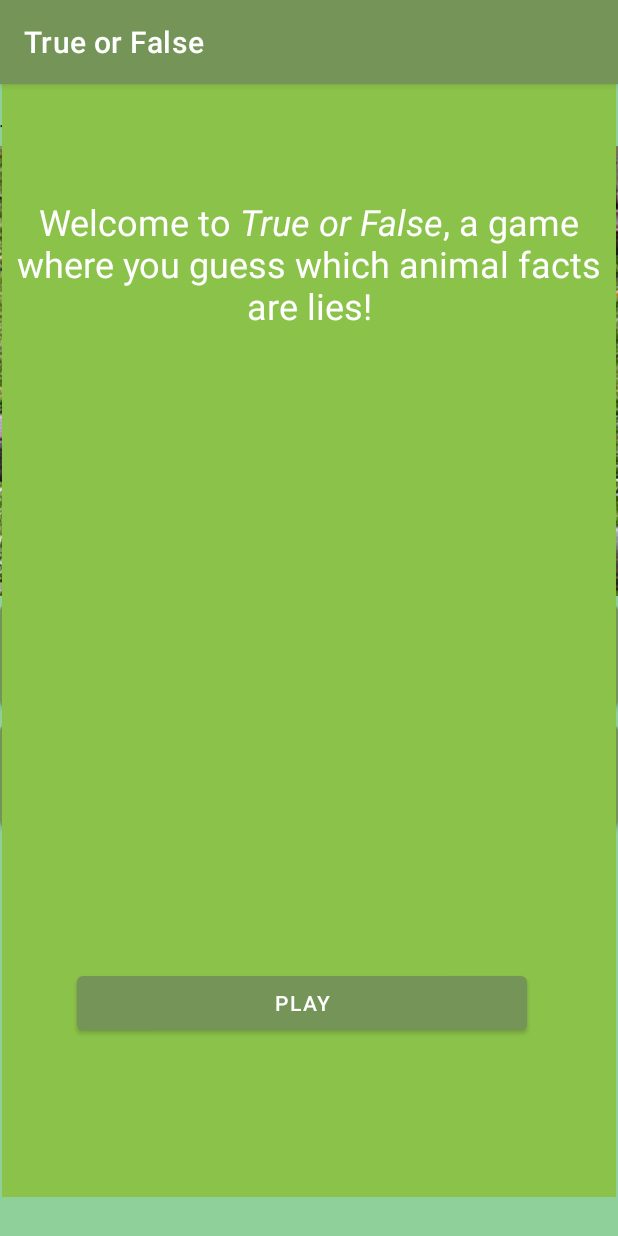
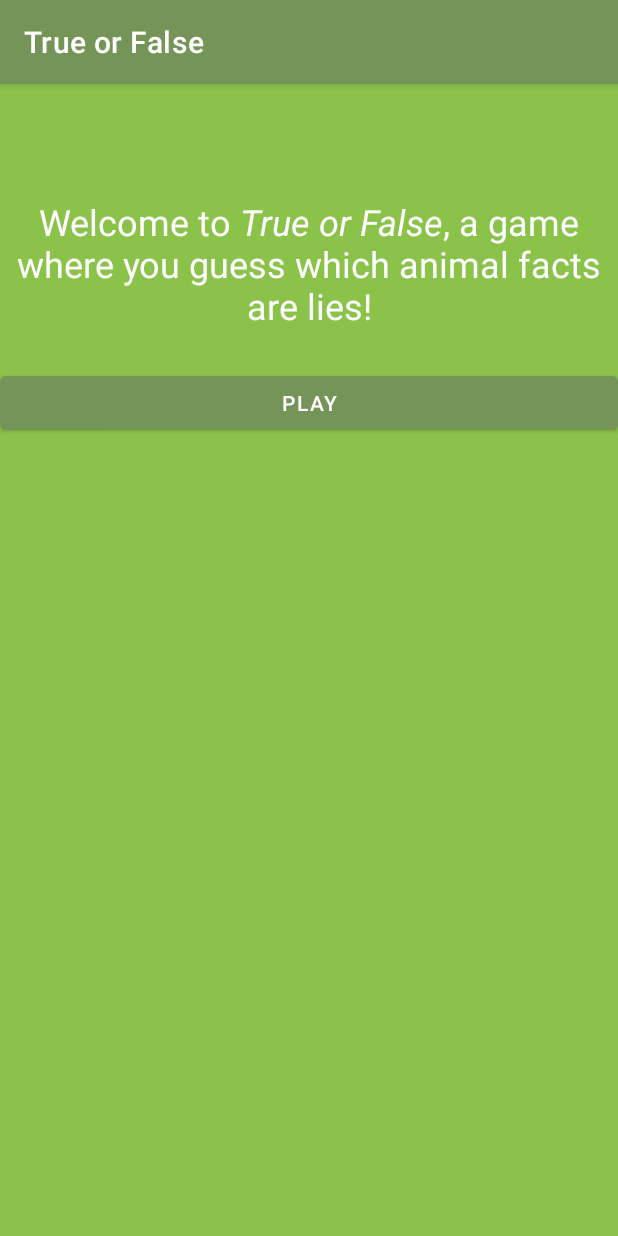
Before and after one commit to Slunchi/Team12HW1, an Android app: the screen it shows after launch (MainActivity), on a phone screen of 412 x 824 dp. Run offline under Robolectric (Android 15) with nearby library versions, the phone set to English and light mode, and no system bars.

Commit message:
Added interactivity to the buttons and a better formatted welcome screen

```diff
--- a/app/src/main/java/adapter/ItemAdapter.kt
+++ b/app/src/main/java/adapter/ItemAdapter.kt
@@ -1,13 +1,18 @@
 package adapter
 
 import android.content.Context
+import android.util.Log
 import android.view.LayoutInflater
 import android.view.View
 import android.view.ViewGroup
+import android.widget.Button
 import android.widget.ImageView
 import android.widget.TextView
+import android.widget.Toast
 import androidx.recyclerview.widget.RecyclerView
+import com.example.team12_hw1.MainActivity
 import com.example.team12_hw1.R
+import data.Datasource
 import model.Animal
 
 class ItemAdapter(
@@ -15,11 +20,17 @@ class ItemAdapter(
     private val dataset: List<Animal>
 ) : RecyclerView.Adapter<ItemAdapter.ItemViewHolder>() {
 
+    var score: Int = 0
+    val true_answers = listOf("1/10", "2/10", "3/10", "6/10", "7/10", "9/10", "10/10");
+
     //gets the text view and image view rescource
     class ItemViewHolder(private val view: View): RecyclerView.ViewHolder(view) {
         val qNumber: TextView = view.findViewById(R.id.q_number)
         val textView: TextView = view.findViewById(R.id.item_title)
         val imageView: ImageView = view.findViewById(R.id.item_image)
+        val trueButton: Button = view.findViewById(R.id.button)
+        val falseButton: Button = view.findViewById(R.id.button2)
+        val answer: TextView = view.findViewById(R.id.answer)
     }
 
     override fun onCreateViewHolder(parent: ViewGroup, viewType: Int): ItemViewHolder {
@@ -36,7 +47,31 @@ class ItemAdapter(
         holder.qNumber.text = context.resources.getString(item.qNumber)
         holder.textView.text = context.resources.getString(item.stringResourceId)
         holder.imageView.setImageResource(item.imageResourceId)
+        holder.trueButton.setOnClickListener {
+            if(holder.qNumber.text in true_answers) {
+                score++
+                holder.answer.text = "Correct!\nThis is true."
+            }
+            else{
+                holder.answer.text = "Incorrect.\nThis is false"
+            }
+            holder.trueButton.setVisibility(View.GONE)
+            holder.falseButton.setVisibility(View.GONE)
+        }
+        holder.falseButton.setOnClickListener {
+            if(holder.qNumber.text !in true_answers) {
+                score++
+                holder.answer.text = "Correct!\nThis is false."
+            }
+            else{
+                holder.answer.text = "Incorrect.\nThis is true."
+            }
+            holder.trueButton.setVisibility(View.GONE)
+            holder.falseButton.setVisibility(View.GONE)
+        }
     }
 
+
     override fun getItemCount() = dataset.size
+
 }
--- a/app/src/main/java/com/example/team12_hw1/MainActivity.kt
+++ b/app/src/main/java/com/example/team12_hw1/MainActivity.kt
@@ -3,6 +3,7 @@ package com.example.team12_hw1
 import adapter.ItemAdapter
 import androidx.appcompat.app.AppCompatActivity
 import android.os.Bundle
+import android.util.Log
 import android.view.View
 import android.widget.LinearLayout
 import androidx.recyclerview.widget.RecyclerView
@@ -16,10 +17,13 @@ class MainActivity : AppCompatActivity() {
         val recyclerView = findViewById<RecyclerView>(R.id.recycler_view)
         recyclerView.adapter = ItemAdapter(this, myDataset)
         recyclerView.setHasFixedSize(true)
+
     }
 
     fun start(view: View) {
         val welcome: LinearLayout = findViewById(R.id.welcome_mod)
         welcome.setVisibility(View.GONE)
     }
+
+
 }
--- a/app/src/main/res/layout/activity_main.xml
+++ b/app/src/main/res/layout/activity_main.xml
@@ -16,10 +16,8 @@
 
     <LinearLayout
         android:id="@+id/welcome_mod"
-        android:layout_width="409dp"
-        android:layout_height="742dp"
-        android:layout_marginStart="1dp"
-        android:layout_marginEnd="1dp"
+        android:layout_width="match_parent"
+        android:layout_height="match_parent"
         android:background="#8BC34A"
         android:orientation="vertical"
         app:layout_constraintBottom_toBottomOf="parent"
@@ -41,12 +39,12 @@
 
         <Button
             android:id="@+id/button"
-            android:layout_width="300dp"
+            android:layout_width="match_parent"
             android:layout_height="wrap_content"
             android:onClick="start"
             android:text="@string/start"
-            android:translationX="50dp"
-            android:translationY="500dp" />
+            android:translationY="100dp" />
+
     </LinearLayout>
 
 
--- a/app/src/main/res/layout/list_item.xml
+++ b/app/src/main/res/layout/list_item.xml
@@ -40,5 +40,10 @@
         android:text="@string/false_button"
         android:textSize="22sp" />
 
+    <TextView
+        android:id="@+id/answer"
+        android:layout_width="match_parent"
+        android:layout_height="wrap_content" />
+
 
 </LinearLayout>
```
